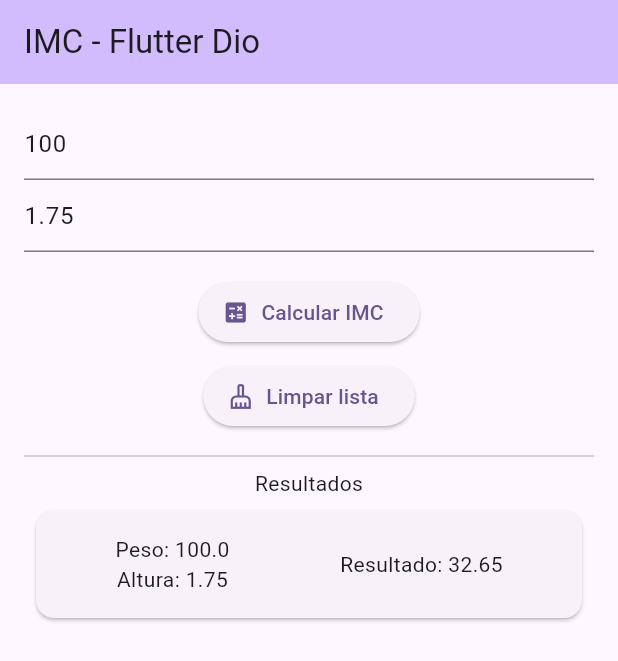
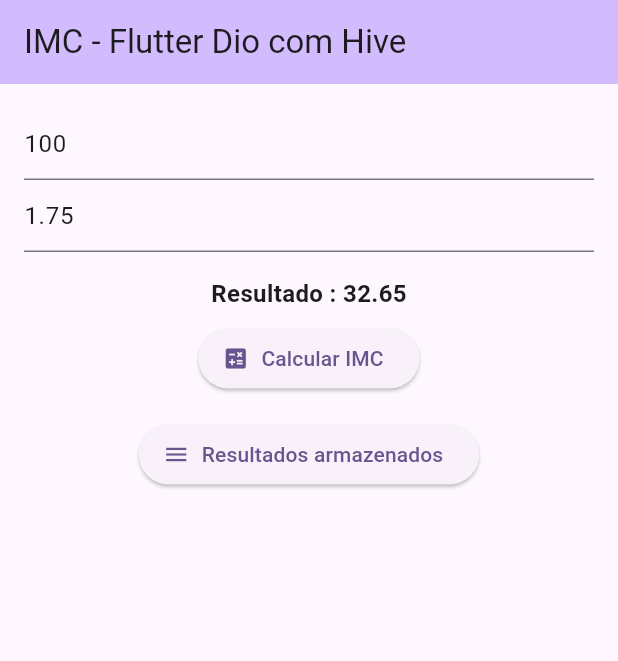
Before and after one commit to PachecoLpG/imc_dio_flutter, a Flutter app: the screen it shows after launch, after a tap on "Calcular IMC", on a phone screen of 412 x 824 dp. Shown: the top 661 px of the screen. Run offline on Flutter 3.47's test engine with Material 2 defaults, Android fonts, the phone set to English and light mode, and no system bars; our stand-ins replace hive, hive_flutter; accounts and stored records are empty.

Commit message:
feat: Add armazenamento de resultados com Hive

```diff
--- /dev/null
+++ b/lib/calcular_imc.dart
@@ -0,0 +1,5 @@
+import 'dart:math';
+
+double calcularImc(double peso, double altura) {
+  return double.parse((peso / pow(altura, 2)).toStringAsFixed(2));
+}
--- a/lib/imc.dart
+++ /dev/null
@@ -1,16 +0,0 @@
-import 'dart:math';
-
-final class Imc {
-  Imc({
-    required this.altura,
-    required this.peso,
-  });
-
-  final double peso;
-  final double altura;
-  late double resultado;
-
-  void calcularImc() {
-    resultado = double.parse((peso / pow(altura, 2)).toStringAsFixed(2));
-  }
-}
--- a/lib/main.dart
+++ b/lib/main.dart
@@ -1,7 +1,14 @@
 import 'package:flutter/material.dart';
-import 'package:imc_dio_flutter/imc.dart';
+import 'package:hive_flutter/hive_flutter.dart';
+import 'package:imc_dio_flutter/calcular_imc.dart';
+import 'package:imc_dio_flutter/imc_list_page.dart';
+import 'package:imc_dio_flutter/models/imc.dart';
 
-void main() {
+Future<void> main() async {
+  WidgetsFlutterBinding.ensureInitialized();
+
+  await Hive.initFlutter();
+
   runApp(const MyApp());
 }
 
@@ -16,7 +23,7 @@
         colorScheme: ColorScheme.fromSeed(seedColor: Colors.deepPurple),
         useMaterial3: true,
       ),
-      home: const MyHomePage(title: 'IMC - Flutter Dio'),
+      home: const MyHomePage(title: 'IMC - Flutter Dio com Hive'),
     );
   }
 }
@@ -27,33 +34,44 @@
   final String title;
 
   @override
-  State<MyHomePage> createState() => _MyHomePageState();
+  State<MyHomePage> createState() => MyHomePageState();
 }
 
-class _MyHomePageState extends State<MyHomePage> {
+class MyHomePageState extends State<MyHomePage> {
   TextEditingController pesoController = TextEditingController(text: '100');
   TextEditingController alturaController = TextEditingController(text: '1.75');
   final _formKey = GlobalKey<FormState>();
-  final List<Imc> imcList = [];
-  late Imc imc;
+  double? resultado;
+  late Box<Imc> imcBox;
 
-  void calcular() {
+  @override
+  void initState() {
+    super.initState();
+    openBox();
+  }
+
+  void openBox() async {
+    if (!Hive.isAdapterRegistered(0)) {
+      Hive.registerAdapter(ImcAdapter());
+    }
+
+    imcBox = await Hive.openBox<Imc>('imcBox');
+  }
+
+  Future<void> calcular() async {
     if (_formKey.currentState!.validate() == false) {
       return;
     }
 
-    imc = Imc(
+    Imc imc = Imc(
         altura: double.parse(alturaController.text),
         peso: double.parse(pesoController.text));
 
-    imc.calcularImc();
+    imc.resultado = calcularImc(imc.peso, imc.altura);
+    imcBox.add(imc);
 
-    adicionarImc(imc);
-  }
-
-  void adicionarImc(Imc imc) {
     setState(() {
-      imcList.add(imc);
+      resultado = imc.resultado!;
     });
   }
 
@@ -65,14 +83,9 @@
     return null;
   }
 
-  void limparLista() {
-    if (imcList.isEmpty) {
-      return;
-    }
-
-    setState(() {
-      imcList.clear();
-    });
+  Future<void> onPressed() async {
+    await Navigator.push(
+        context, MaterialPageRoute(builder: (_) => const ImcListPage()));
   }
 
   @override
@@ -83,21 +96,17 @@
           backgroundColor: Theme.of(context).colorScheme.inversePrimary,
           title: Text(widget.title),
         ),
-        body: SingleChildScrollView(
-          child: Padding(
+        body: Padding(
           padding: const EdgeInsets.all(16),
-            child: Center(
           child: Form(
             key: _formKey,
             child: Column(
-                  mainAxisAlignment: MainAxisAlignment.start,
               children: <Widget>[
                 TextFormField(
                   keyboardType: TextInputType.number,
                   validator: (value) => validate(value),
                   controller: pesoController,
-                      decoration:
-                          const InputDecoration(hintText: 'Informe o peso'),
+                  decoration: const InputDecoration(hintText: 'Informe o peso'),
                 ),
                 TextFormField(
                   keyboardType: TextInputType.number,
@@ -107,29 +116,25 @@
                       const InputDecoration(hintText: 'Informe a altura'),
                 ),
                 const SizedBox(height: 16),
+                if (resultado != null)
+                  Text(
+                    'Resultado : $resultado',
+                    style: const TextStyle(
+                        fontSize: 16, fontWeight: FontWeight.bold),
+                  ),
+                if (resultado != null) const SizedBox(height: 8),
                 ElevatedButton.icon(
                   onPressed: calcular,
                   icon: const Icon(Icons.calculate),
                   label: const Text('Calcular IMC'),
                 ),
-                    const SizedBox(height: 8),
+                const SizedBox(height: 16),
                 ElevatedButton.icon(
-                      onPressed: limparLista,
-                      icon: const Icon(Icons.cleaning_services_outlined),
-                      label: const Text('Limpar lista'),
-                    ),
-                    const SizedBox(height: 8),
-                    const Divider(),
-                    const Text('Resultados'),
-                    ListView(
-                      physics: const NeverScrollableScrollPhysics(),
-                      shrinkWrap: true,
-                      children:
-                          imcList.map((Imc e) => _ImcTile(imc: e)).toList(),
+                  onPressed: onPressed,
+                  icon: const Icon(Icons.menu),
+                  label: const Text('Resultados armazenados'),
                 ),
               ],
-                ),
-              ),
             ),
           ),
         ),
@@ -137,31 +142,3 @@
     );
   }
 }
-
-class _ImcTile extends StatelessWidget {
-  const _ImcTile({required this.imc});
-
-  final Imc imc;
-
-  @override
-  Widget build(BuildContext context) {
-    return Card(
-      margin: const EdgeInsets.all(8),
-      child: Padding(
-        padding: const EdgeInsets.all(16),
-        child: Row(
-          mainAxisAlignment: MainAxisAlignment.spaceAround,
-          children: [
-            Column(
-              children: [
-                Text('Peso: ${imc.peso}'),
-                Text('Altura: ${imc.altura}'),
-              ],
-            ),
-            Text('Resultado: ${imc.resultado}'),
-          ],
-        ),
-      ),
-    );
-  }
-}
--- /dev/null
+++ b/lib/models/imc.dart
@@ -0,0 +1,21 @@
+import 'package:hive/hive.dart';
+
+part 'imc.g.dart';
+
+@HiveType(typeId: 0)
+class Imc extends HiveObject {
+  Imc({
+    required this.altura,
+    required this.peso,
+    this.resultado,
+  });
+
+  @HiveField(0)
+  double peso;
+
+  @HiveField(1)
+  double altura;
+
+  @HiveField(2)
+  double? resultado;
+}
```
Also changed, not shown: lib/imc_list_page.dart (added, +89 -0 lines), pubspec.yaml (+9 -71 lines), lib/models/imc.g.dart (added). Lines whose indentation alone changed are shown as unchanged.
